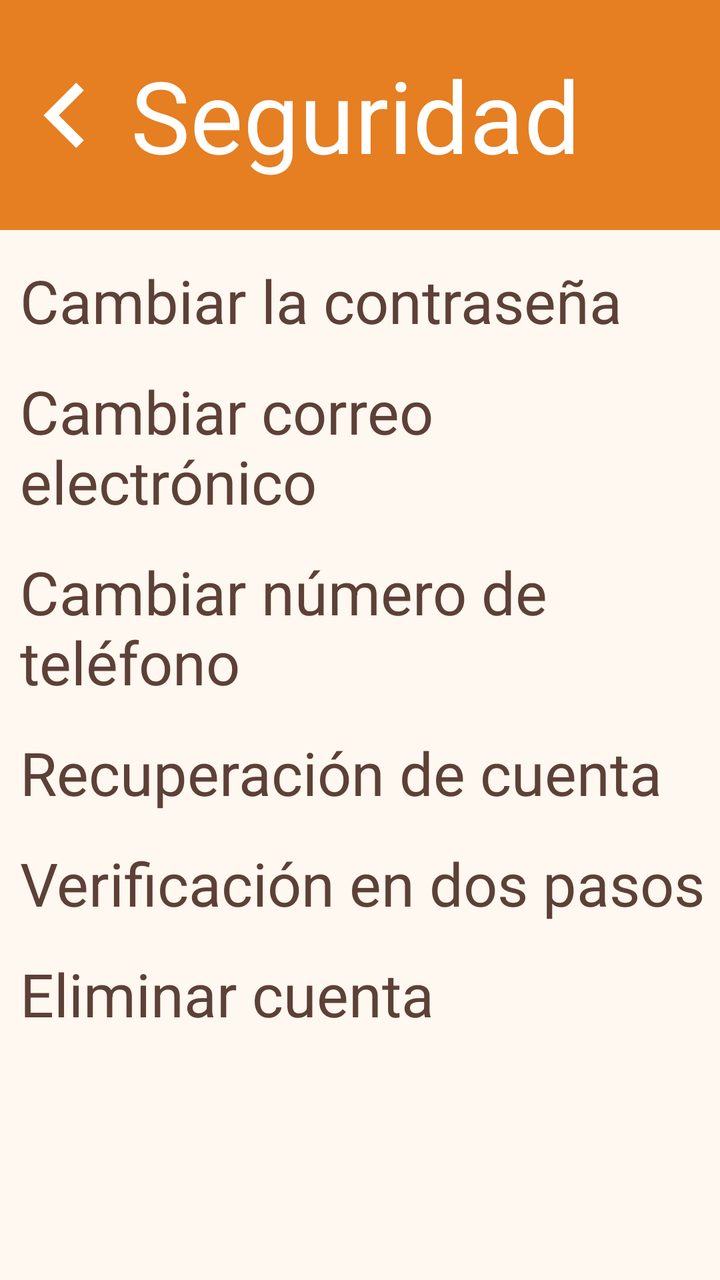
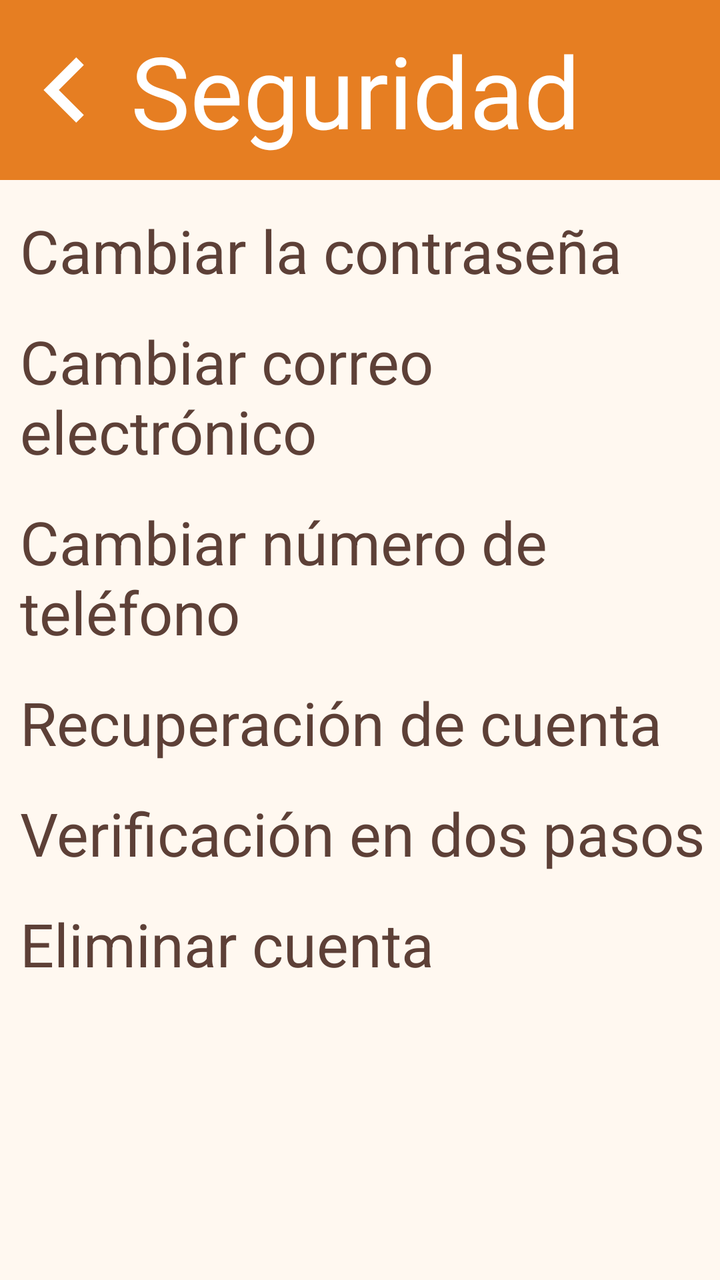

The first picture is an Android layout as it rendered before a commit; the second is the same layout after the commit. The layout source and the unified diff follow.
<!-- AndroidManifest.xml: application theme Theme.Activitat_05 -->
<!-- res/layout/activity_option_security.xml -->
<?xml version="1.0" encoding="utf-8"?>
<androidx.constraintlayout.widget.ConstraintLayout xmlns:android="http://schemas.android.com/apk/res/android"
    xmlns:app="http://schemas.android.com/apk/res-auto"
    xmlns:tools="http://schemas.android.com/tools"
    android:id="@+id/main"
    android:layout_width="match_parent"
    android:layout_height="match_parent"
    tools:context=".OptionSecurityActivity">

    <LinearLayout
        android:id="@+id/aOSTitle"
        android:layout_width="match_parent"
        android:layout_height="115dp"
        app:layout_constraintTop_toTopOf="parent"
        app:layout_constraintBottom_toTopOf="@+id/aOSBody"
        android:gravity="center"
        android:background="?attr/headerLink">

        <ImageView
            android:id="@+id/aOSBack"
            android:layout_width="0dp"
            android:layout_height="match_parent"
            android:src="@drawable/back_24dp"
            android:layout_weight="0.2"/>
        <TextView
            android:layout_width="0dp"
            android:layout_height="wrap_content"
            android:text="@string/opcionSeguridad"
            android:textSize="50sp"
            android:layout_weight="0.9"
            android:textColor="?attr/headerText"/>
    </LinearLayout>

    <LinearLayout
        android:layout_width="match_parent"
        android:layout_height="0dp"
        android:id="@+id/aOSBody"
        app:layout_constraintTop_toBottomOf="@+id/aOSTitle"
        app:layout_constraintBottom_toBottomOf="parent"
        android:orientation="vertical"
        android:background="?attr/body"
        android:paddingStart="10dp"
        android:paddingTop="15dp">

        <LinearLayout
            android:layout_width="match_parent"
            android:layout_height="wrap_content"
            android:layout_marginBottom="15dp">

            <TextView
                android:layout_width="match_parent"
                android:layout_height="wrap_content"
                android:text="Cambiar la contraseña"
                android:textSize="30sp"/>
        </LinearLayout>

        <LinearLayout
            android:layout_width="match_parent"
            android:layout_height="wrap_content"
            android:layout_marginBottom="15dp">

            <TextView
                android:layout_width="match_parent"
                android:layout_height="wrap_content"
                android:text="Cambiar correo electrónico"
                android:textSize="30sp"/>
        </LinearLayout>

        <LinearLayout
            android:layout_width="match_parent"
            android:layout_height="wrap_content"
            android:layout_marginBottom="15dp">

            <TextView
                android:layout_width="match_parent"
                android:layout_height="wrap_content"
                android:text="Cambiar número de teléfono"
                android:textSize="30sp"/>
        </LinearLayout>

        <LinearLayout
            android:layout_width="match_parent"
            android:layout_height="wrap_content"
            android:layout_marginBottom="15dp">

            <TextView
                android:layout_width="match_parent"
                android:layout_height="wrap_content"
                android:text="Recuperación de cuenta"
                android:textSize="30sp"/>
        </LinearLayout>

        <LinearLayout
            android:layout_width="match_parent"
            android:layout_height="wrap_content"
            android:layout_marginBottom="15dp">

            <TextView
                android:layout_width="match_parent"
                android:layout_height="wrap_content"
                android:text="Verificación en dos pasos"
                android:textSize="30sp"/>
        </LinearLayout>

        <LinearLayout
            android:layout_width="match_parent"
            android:layout_height="wrap_content"
            android:layout_marginBottom="15dp">

            <TextView
                android:layout_width="match_parent"
                android:layout_height="wrap_content"
                android:text="Eliminar cuenta"
                android:textSize="30sp"/>
        </LinearLayout>
    </LinearLayout>

</androidx.constraintlayout.widget.ConstraintLayout>
<!-- resources referenced by this layout -->
<resources>
  <!-- drawable back_24dp (drawable) -->
  <vector xmlns:android="http://schemas.android.com/apk/res/android"
      android:width="24dp"
      android:height="24dp"
      android:viewportWidth="960"
      android:viewportHeight="960">
    <path
        android:pathData="M560,720 L320,480l240,-240 56,56 -184,184 184,184 -56,56Z"
        android:fillColor="#FFFFFF"/>
  </vector>
  <string name="opcionSeguridad">Seguridad</string>
  <style name="Theme.Activitat_05" parent="Base.Theme.Activitat_05" />
  <style name="Base.Theme.Activitat_05" parent="Theme.Material3Expressive.DayNight.NoActionBar">
          
          <item name="headerLink">@color/headerLink</item>
          <item name="subHeader">@color/subtitle</item>
          <item name="subHeaderText">@color/subtitleText</item>
          <item name="colorPrimary">@color/headerLink</item>
  
          <item name="body">@color/body</item>
  
          <item name="footer">@color/footer</item>
  
          <item name="android:textColor">@color/textGeneral</item>
  
          <item name="headerText">@color/headerText</item>
          <item name="colorOnPrimary">@color/headerText</item>
          <item name="black">@color/black</item>
      </style>
  <color name="headerLink">#E67E22</color>
  <color name="subtitle">#F9EBDC</color>
  <color name="subtitleText">#5D4037</color>
  <color name="body">#FFF8F0</color>
  <color name="footer">#F5D9C4</color>
  <color name="textGeneral">#5D4037</color>
  <color name="headerText">#FFFFFF</color>
  <color name="black">#000000</color>
</resources>

<!-- the commit's change to res/layout/activity_option_security.xml (unified diff, before → after) -->
@@ -10,7 +10,7 @@
     <LinearLayout
         android:id="@+id/aOSTitle"
         android:layout_width="match_parent"
-        android:layout_height="115dp"
+        android:layout_height="90dp"
         app:layout_constraintTop_toTopOf="parent"
         app:layout_constraintBottom_toTopOf="@+id/aOSBody"
         android:gravity="center"
@@ -32,9 +32,9 @@
     </LinearLayout>
 
     <LinearLayout
+        android:id="@+id/aOSBody"
         android:layout_width="match_parent"
         android:layout_height="0dp"
-        android:id="@+id/aOSBody"
         app:layout_constraintTop_toBottomOf="@+id/aOSTitle"
         app:layout_constraintBottom_toBottomOf="parent"
         android:orientation="vertical"
@@ -115,4 +115,13 @@
         </LinearLayout>
     </LinearLayout>
 
+    <LinearLayout
+        android:id="@+id/aOSFooter"
+        android:layout_width="match_parent"
+        android:layout_height="90dp"
+        android:background="?attr/footer"
+        app:layout_constraintTop_toBottomOf="@+id/aOSBody">
+
+    </LinearLayout>
+
 </androidx.constraintlayout.widget.ConstraintLayout>
